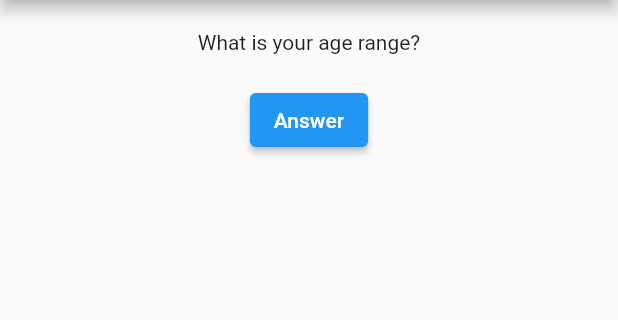
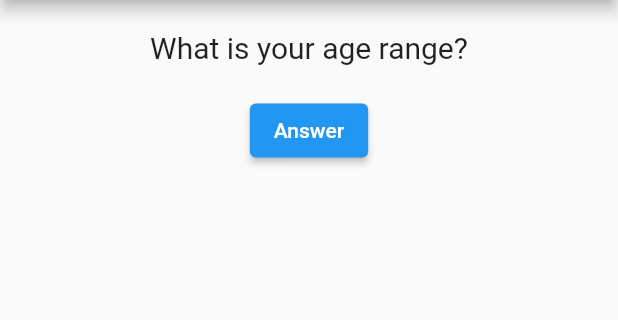
Before and after one commit to edewindt/TestApp, a Flutter app: the screen it shows after launch, on a phone screen of 412 x 824 dp, the part 84-404 px from its top. Run offline on Flutter 3.47's test engine with Material 2 defaults, Android fonts, the phone set to English and light mode, and no system bars.

```diff
--- a/lib/question.dart
+++ b/lib/question.dart
@@ -9,7 +9,11 @@ class Question extends StatelessWidget {
     return Center(
         child: Container(
       padding: EdgeInsets.symmetric(vertical: 20),
-      child: Text(question),
+      child: Text(
+        question,
+        style: TextStyle(fontSize: 20),
+        textAlign: TextAlign.center,
+      ),
     ));
   }
 }
```
Also changed, not shown: lib/answer.dart (added, +13 -0 lines).
